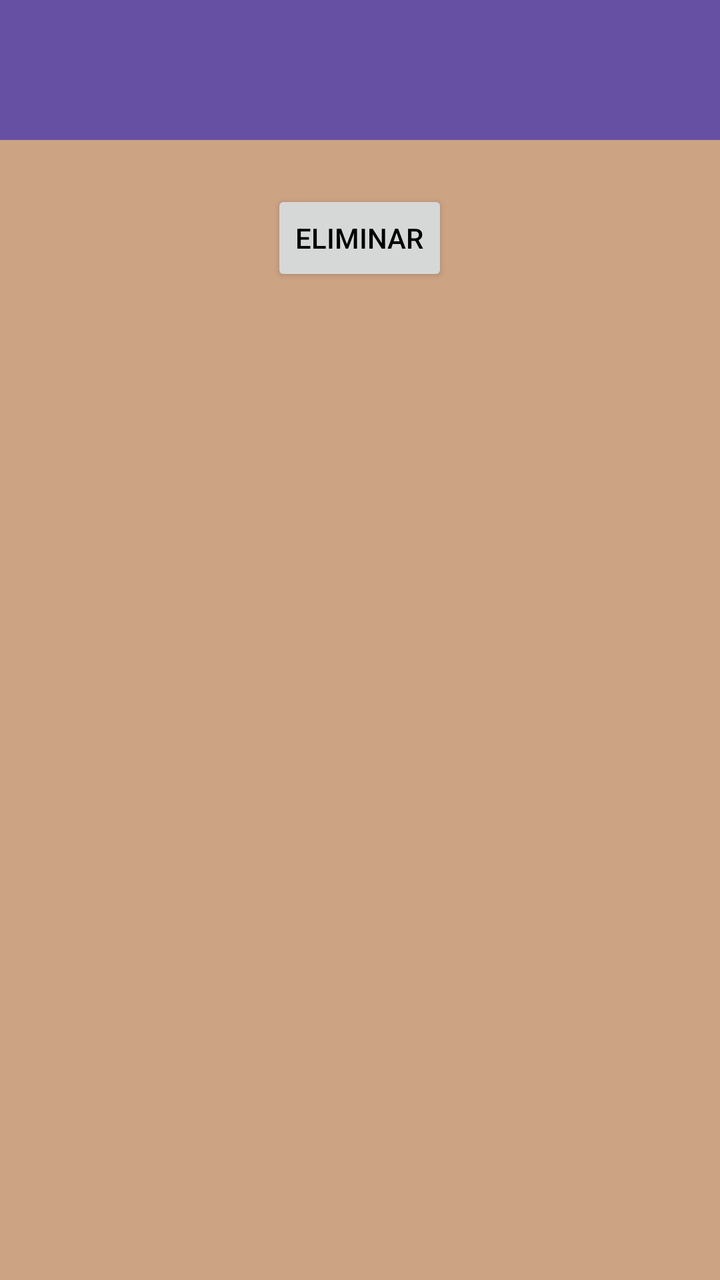
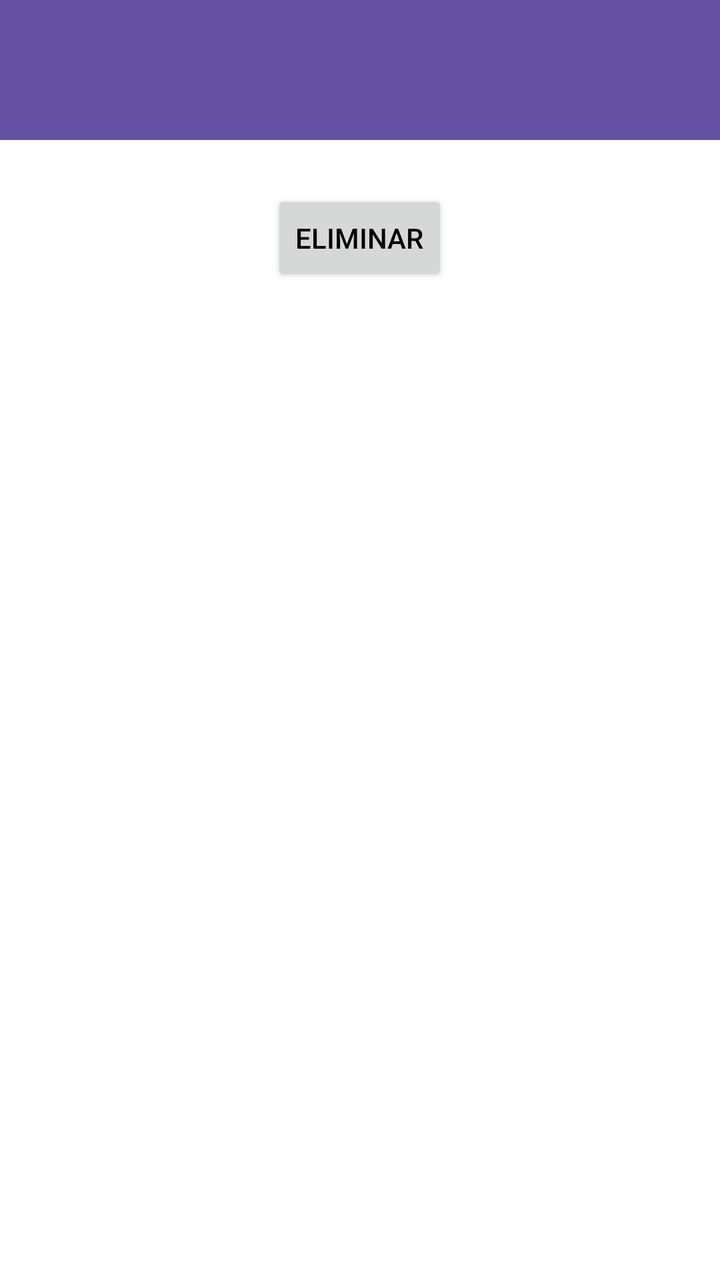

The first picture is an Android layout as it rendered before a commit; the second is the same layout after the commit. The layout source and the unified diff follow.
<!-- AndroidManifest.xml: application theme Theme.Chocolate -->
<!-- res/layout/activity_eliminarchocolate.xml -->
<?xml version="1.0" encoding="utf-8"?>
<LinearLayout xmlns:android="http://schemas.android.com/apk/res/android"
    xmlns:tools="http://schemas.android.com/tools"
    android:id="@+id/main"
    android:layout_width="match_parent"
    android:layout_height="match_parent"
    android:orientation="vertical"
    android:background="#cca383"
    tools:context=".eliminarchocolate">

    <include
        android:id="@+id/toolbar"
        layout="@layout/toolbar"
        />

    <Button
        android:id="@+id/btnEliminar"
        android:layout_width="wrap_content"
        android:layout_height="wrap_content"
        android:layout_gravity="center"
        android:layout_margin="25dp"
        android:text="Eliminar"
        android:textColor="@color/black"
        />

    <androidx.recyclerview.widget.RecyclerView
        android:id="@+id/rv"
        android:layout_width="match_parent"
        android:layout_height="match_parent"
        />


</LinearLayout>
<!-- res/layout/toolbar.xml (included above) -->
<?xml version="1.0" encoding="utf-8"?>
<androidx.appcompat.widget.Toolbar xmlns:android="http://schemas.android.com/apk/res/android"
    android:layout_width="match_parent"
    android:layout_height="70dp"
    android:background="#6650A4"
    android:padding="10dp">

    <TextView
        android:layout_width="wrap_content"
        android:layout_height="wrap_content"
        android:textSize="25dp"
        android:textColor="@android:color/white"
        />
</androidx.appcompat.widget.Toolbar>
<!-- resources referenced by this layout -->
<resources>
  <color name="black">#FF000000</color>
  <style name="Theme.Chocolate" parent="Base.Theme.Chocolate" />
  <style name="Base.Theme.Chocolate" parent="Theme.Material3.DayNight.NoActionBar">
          
          
      </style>
</resources>

<!-- the commit's change to res/layout/activity_eliminarchocolate.xml (unified diff, before → after) -->
@@ -5,7 +5,7 @@
     android:layout_width="match_parent"
     android:layout_height="match_parent"
     android:orientation="vertical"
-    android:background="#cca383"
+    android:background="#FFFF"
     tools:context=".eliminarchocolate">
 
     <include
